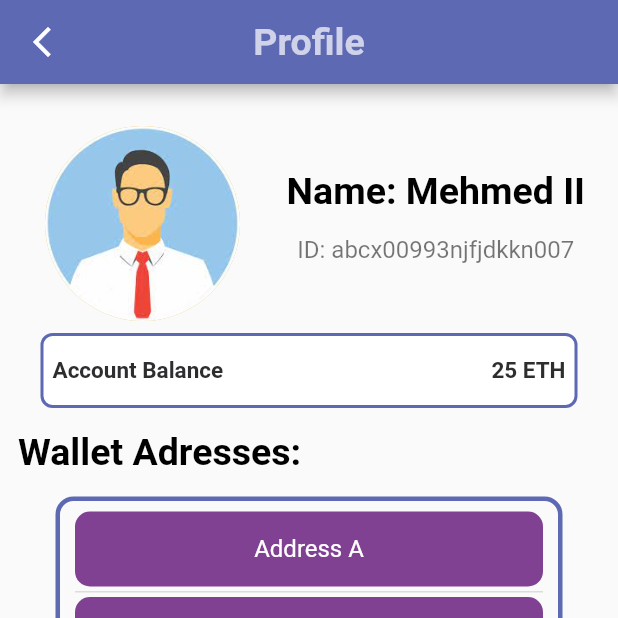
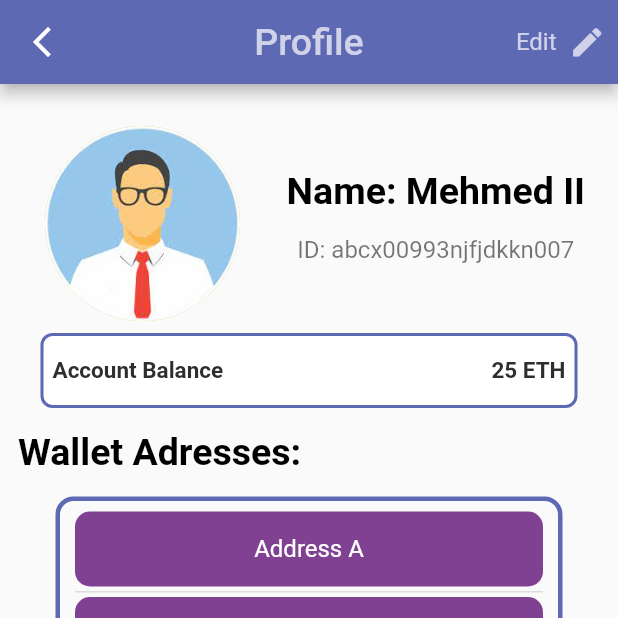
Before and after one commit to selinkeles/suPayment, a Flutter app: the ProfilePage screen opened by its route, on a phone screen of 412 x 824 dp, the top half of it. Run offline on Flutter 3.47's test engine with Material 2 defaults, Android fonts, the light colour scheme and no system bars; our stand-ins replace qr_flutter, socket_io_client; missing offline and left inert: clipboard, qr_code_scanner, wallet_connect, wallet_connect_dart_v2, walletconnect_dart, web3dart; network calls fail.

Commit message:
Profil page denemeleri

```diff
--- a/frontend/app/lib/main.dart
+++ b/frontend/app/lib/main.dart
@@ -3,6 +3,7 @@ import 'package:app/pages/SUlogin_page.dart';
 import 'package:app/pages/signup_page.dart';
 import 'package:app/pages/home_page.dart';
 import 'package:app/pages/profile_page.dart';
+import 'package:app/pages/edit_page.dart';
 import 'package:app/pages/transaction_pages/main_page.dart';
 import 'package:app/pages/welcome_page.dart';
 import 'package:flutter/material.dart';
@@ -41,6 +42,7 @@ class _MyAppState extends State<MyApp> {
         MyRoutes.suloginRoute: (context) => const suloginPage(),
         MyRoutes.profileRoute: (context) => const ProfilePage(),
         MyRoutes.susignupRoute: (context) => const SignupPage(),
+        MyRoutes.editRoute: (context) => const EditPage(),
       },
       theme: ThemeData(
         // This is the theme of your application.
--- a/frontend/app/lib/pages/profile_page.dart
+++ b/frontend/app/lib/pages/profile_page.dart
@@ -1,5 +1,6 @@
 import 'package:app/UI/colors.dart';
 import 'package:app/pages/SUlogin_page.dart';
+import 'package:app/pages/edit_page.dart';
 import 'package:app/widgets/app_large_text.dart';
 import 'package:flutter/cupertino.dart';
 import 'package:flutter/material.dart';
@@ -26,19 +27,47 @@ class _ProfilePageState extends State<ProfilePage> {
   Widget build(BuildContext context) {
     var height = MediaQuery.of(context).size.height;
     return Scaffold(
-      appBar: AppBar(
+       appBar: AppBar(
         centerTitle: true,
-        title: AppLargeText(
-          text: "Profile",
-          size: 25,
-          color: Colors.white70,
+        title: Text(
+          "Profile",
+          style: TextStyle(
+            fontSize: 25,
+            color: Colors.white70,
+          ),
         ),
         backgroundColor: AppColors.mainColor,
         leading: IconButton(
-            icon: const Icon(Icons.arrow_back_ios_new_sharp),
-            onPressed: () {
-              Navigator.pop(context);
-            }),
+          icon: Icon(Icons.arrow_back_ios_new_sharp),
+          onPressed: () {
+            Navigator.pop(context);
+          },
+        ),
+        actions: [
+          Center(
+            child: Container(
+              child: AppText(text: "Edit",color: Colors.white70,),
+            ),
+          ),
+          Padding(
+            padding: const EdgeInsets.symmetric(horizontal: 8.0),
+            child: InkWell(
+              splashColor: AppColors.mainColor,
+              onTap: () {
+                Navigator.push(
+                    context,
+                    MaterialPageRoute(
+                        builder: (context) => const EditPage()),
+                  );
+              },
+              child: Icon(
+                Icons.edit,
+                size: 25,
+                color: Colors.white70,
+              ),
+            ),
+          ),
+        ],
       ),
       body: SingleChildScrollView(
         scrollDirection: Axis.vertical,
--- a/frontend/app/lib/utils/routes.dart
+++ b/frontend/app/lib/utils/routes.dart
@@ -5,4 +5,5 @@ class MyRoutes {
   static String accountRoute = '/account';
   static String suloginRoute = '/sulogin';
   static String susignupRoute = '/susignup';
+  static String editRoute = '/edit';
 }
```
Also changed, not shown: frontend/app/lib/pages/edit_page.dart (added, +164 -0 lines), frontend/app/lib/pages/SUlogin_page.dart (line endings or trailing spaces).
